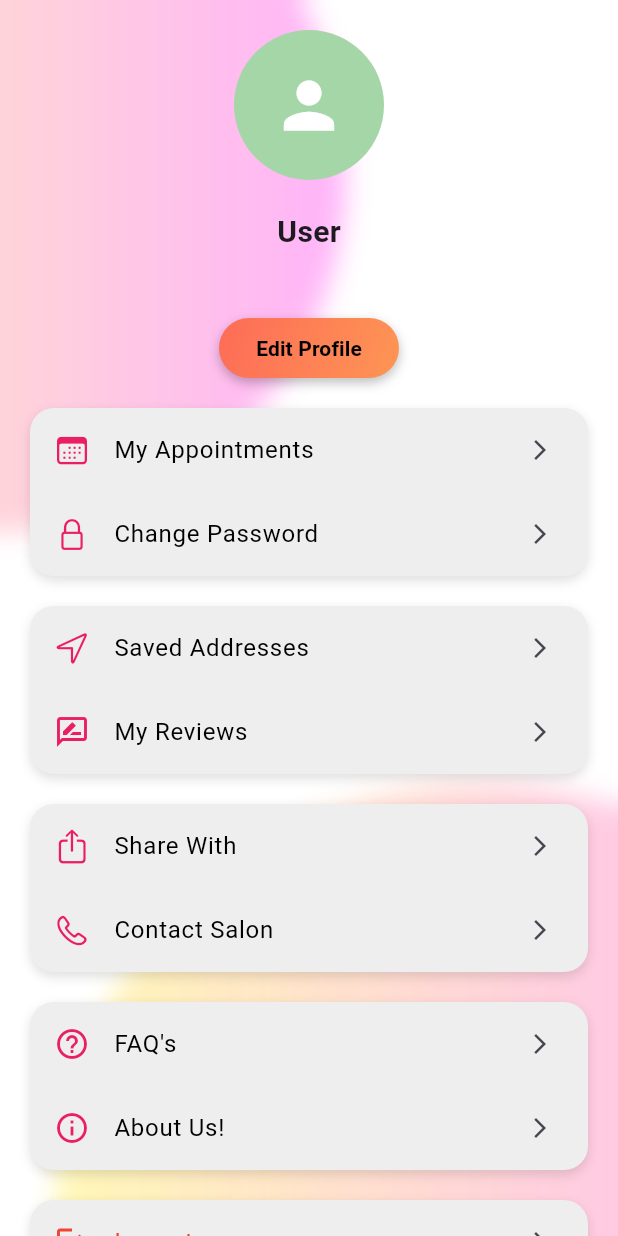
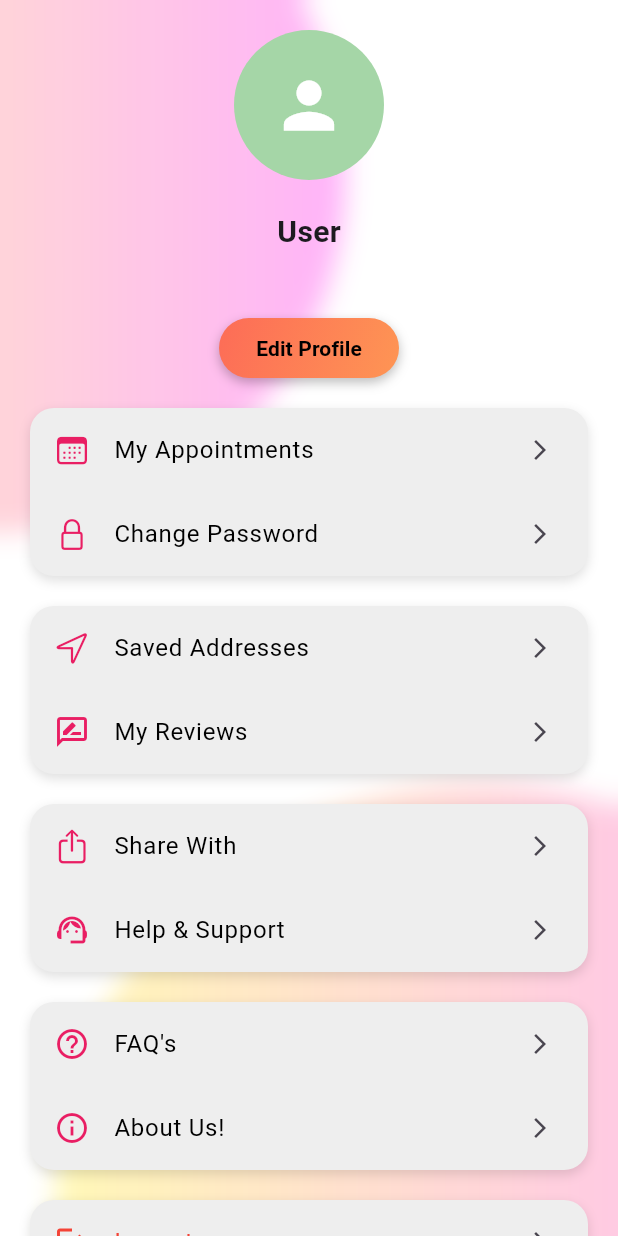
Before and after one commit to binasad/queen-s-marry, a Flutter app: the SettingsScreen screen opened directly, on a phone screen of 412 x 824 dp. Run offline on Flutter 3.47's test engine with Material 3 defaults, Android fonts, the phone set to English and light mode, and no system bars; our stand-ins replace cached_network_image, cloud_firestore, connectivity_plus, crystal_navigation_bar, dio, firebase_auth and 17 more; missing offline and left inert: flutter_stripe; accounts and stored records are empty; network calls fail; project files that could hold a hidden picture were left out.

```diff
--- a/salon-app/lib/AppScreens/Contact.dart
+++ b/salon-app/lib/AppScreens/Contact.dart
@@ -8,7 +8,10 @@ class ContactSalonScreen extends StatelessWidget {
     final TextEditingController _messageController = TextEditingController();
     return Scaffold(
       appBar: AppBar(
-        leading: const Icon(Icons.help_outline, color: Colors.white),
+        leading: IconButton(
+          icon: const Icon(Icons.arrow_back, color: Colors.black),
+          onPressed: () => Navigator.of(context).pop(),
+        ),
         title: const Text(
           "Help & Support",
           style: TextStyle(fontWeight: FontWeight.bold),
--- a/salon-app/lib/AppScreens/Settings.dart
+++ b/salon-app/lib/AppScreens/Settings.dart
@@ -358,8 +358,8 @@ class _SettingsScreenState extends State<SettingsScreen> {
                         ),
 
                         ProfileTile(
-                          icon: CupertinoIcons.phone,
-                          title: "Contact Salon",
+                          icon: Icons.support_agent,
+                          title: "Help & Support",
                           onTap: () {
                             Navigator.push(
                               context,
```
Also changed, not shown: .github/workflows/admin-web.yaml.
